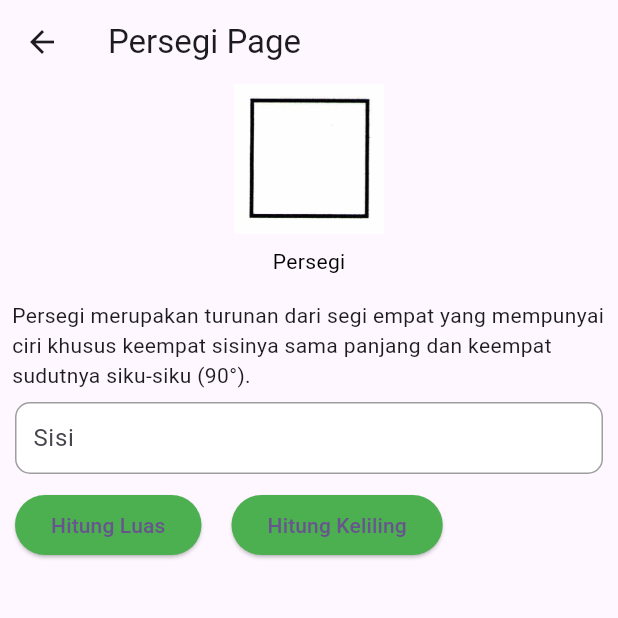
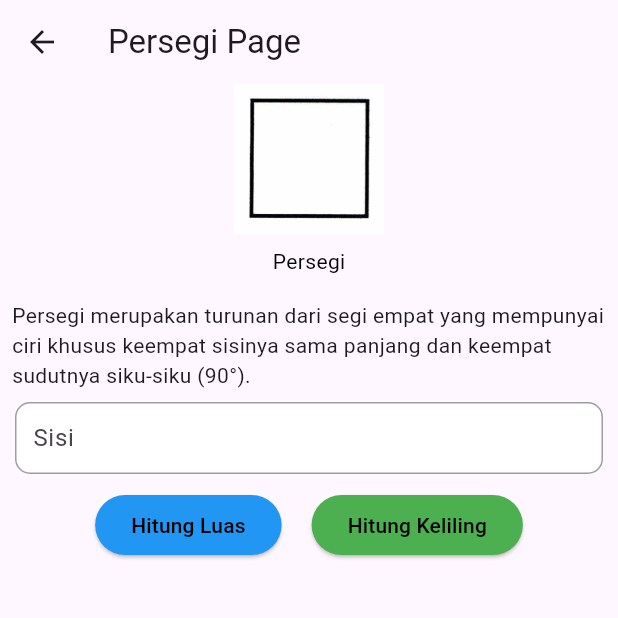
Before and after one commit to galihfaajar/bangundatar, a Flutter app: the screen it shows after launch, after a tap on "Persegi", on a phone screen of 412 x 824 dp, the top half of it. Run offline on Flutter 3.47's test engine with Material 2 defaults, Android fonts, the phone set to English and light mode, and no system bars; our stand-ins replace get.

Commit message:
update code

```diff
--- a/lib/controller/persegi_controller.dart
+++ b/lib/controller/persegi_controller.dart
@@ -1,17 +1,20 @@
+import 'package:flutter/material.dart';
 import 'package:get/get.dart';
 
 class PersegiController extends GetxController{
   int sisi = 0;
   final hasil = "".obs;
-  final hsl = "".obs;
+  final color = Rx<Color>(Colors.black);
 
   void hitungluas(){
     int hitung = sisi * sisi;
     hasil.value = "Hasil Perhitungan Luas dari $sisi x $sisi = $hitung";
+    color.value = Colors.green;
   }
 
   void hitungkeliling(){
     int htg = sisi*4;
-    hasil.value = "Hasil Perhitugan Keliling dari $sisi = $htg";
+    hasil.value = "Keliling Persegi adalah $htg";
+    color.value = Colors.blue;
   }
 }
--- a/lib/page/home_page.dart
+++ b/lib/page/home_page.dart
@@ -31,10 +31,16 @@ class HomePage extends StatelessWidget {
           ),
           Row(
             children: [
-              CustomMenu(imageAsset:"assets/lingkaran.jpg", title: "Lingkaran"),
-              CustomMenu(imageAsset:"assets/segitiga.jpg", title: "Segitiga"),
+              Expanded(child: CustomMenu(imageAsset:"assets/lingkaran.jpg", title: "Lingkaran")),
+              Expanded(child: CustomMenu(imageAsset:"assets/segitiga.jpg", title: "Segitiga")),
             ],
           ),
+          Text(
+           "Galih Fajar Nugroho",
+            style: TextStyle(
+              color: Colors.green,
+            ),
+          )
         ],
       ),
     );
--- a/lib/page/persegi_page.dart
+++ b/lib/page/persegi_page.dart
@@ -40,7 +40,7 @@ class PersegiPage extends StatelessWidget {
                   filled: true,
                   labelText: "Sisi",
                   hintText: "Masukkan Sisi",
-                  hintStyle: TextStyle(color: Colors.grey.shade400),
+                  hintStyle: TextStyle(color: Colors.blue),
                   contentPadding: EdgeInsets.symmetric(vertical: 4, horizontal: 8),
                   border: OutlineInputBorder(
                       borderSide: BorderSide(width: 1, color: Colors.grey),
@@ -54,16 +54,19 @@ class PersegiPage extends StatelessWidget {
             ),
           ),
           Row(
+            mainAxisAlignment: MainAxisAlignment.center,
             children: [
               Padding(
                 padding: const EdgeInsets.symmetric(horizontal: 10, vertical: 10),
                 child: ElevatedButton(onPressed: (){
                   _persegiController.hitungluas();
                 },
-                child: Text("Hitung Luas"),
+                child: Text("Hitung Luas",
+                  style: TextStyle(color: Colors.black),
+                ),
                   style: ButtonStyle(
                     backgroundColor:
-                      MaterialStateProperty.all<Color>(Colors.green),
+                      MaterialStateProperty.all<Color>(Colors.blue),
                   ),
                 ),
               ),
@@ -72,7 +75,9 @@ class PersegiPage extends StatelessWidget {
                 child: ElevatedButton(onPressed: (){
                   _persegiController.hitungkeliling();
                 },
-                    child: Text("Hitung Keliling"),
+                child: Text("Hitung Keliling",
+                  style: TextStyle(color: Colors.black),
+                ),
                   style: ButtonStyle(
                     backgroundColor:
                     MaterialStateProperty.all<Color>(Colors.green),
@@ -81,8 +86,7 @@ class PersegiPage extends StatelessWidget {
               ),
             ],
           ),
-
-          Obx(() => Text(_persegiController.hasil.value)),
+          Obx(() => Text(_persegiController.hasil.value, style: TextStyle(color: _persegiController.color.value),)),
         ],
       ),
     );
```
